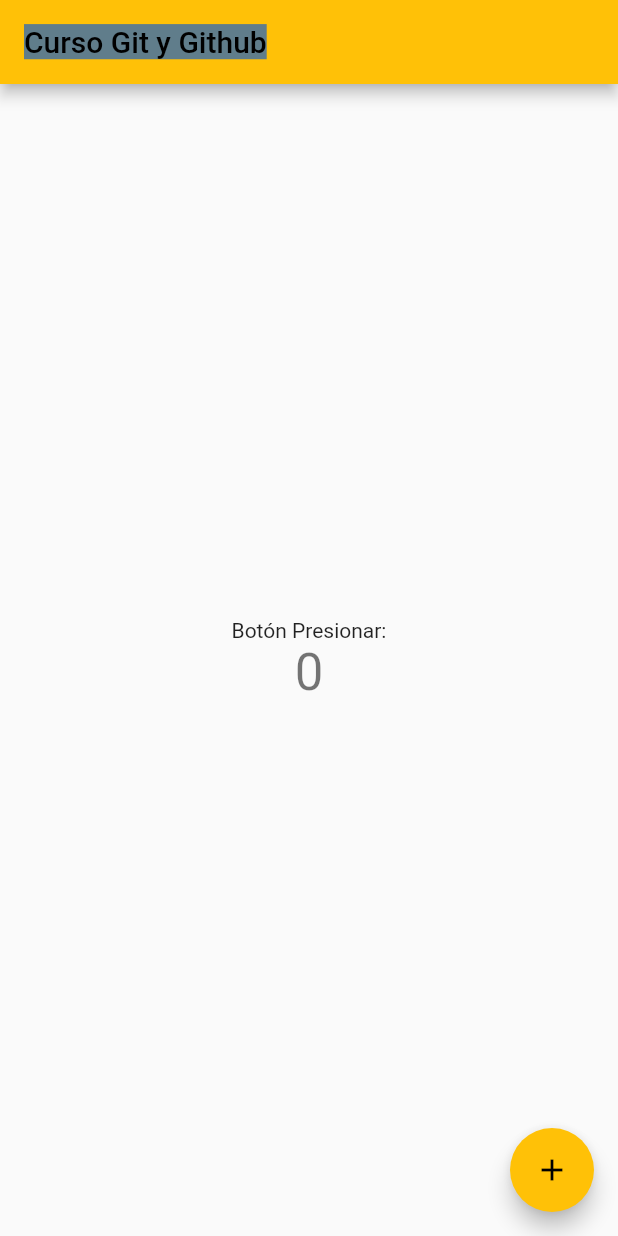
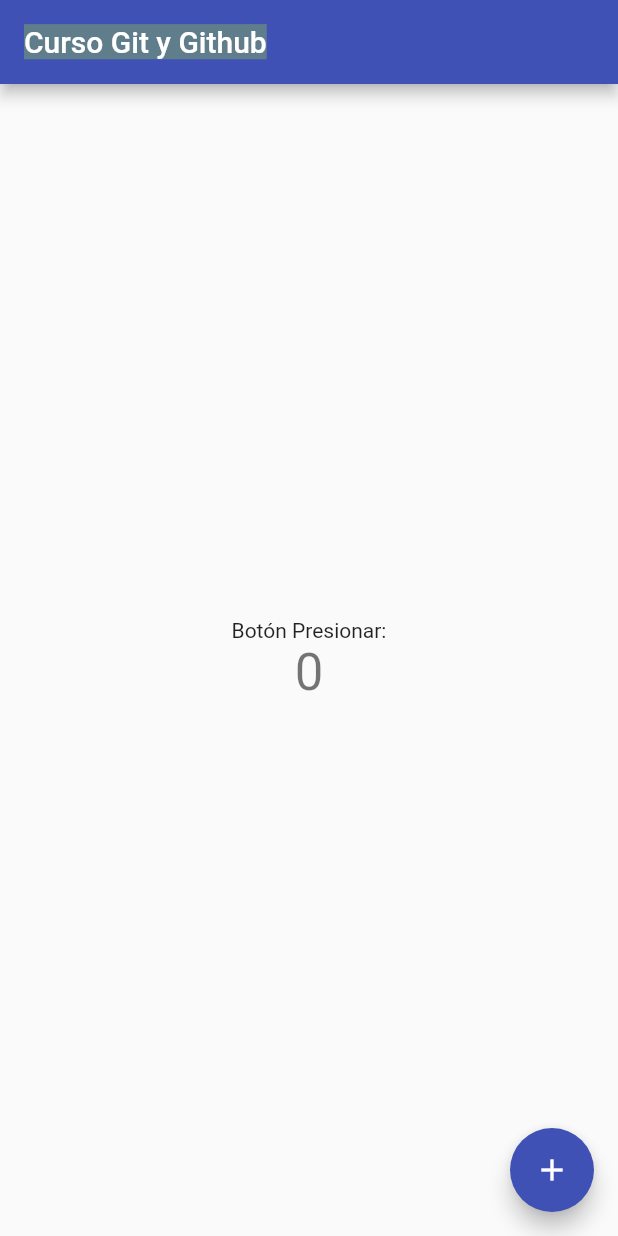
Before and after one commit to spainbarca/Git_GitHub, a Flutter app: the screen it shows after launch, on a phone screen of 412 x 824 dp. Run offline on Flutter 3.47's test engine with Material 2 defaults, Android fonts, the phone set to English and light mode, and no system bars.

Commit message:
Se cambio titulo y color de la App
Prueba de cambios en GitHub

```diff
--- a/lib/main.dart
+++ b/lib/main.dart
@@ -13,9 +13,9 @@
     return MaterialApp(
       debugShowCheckedModeBanner: false,
 
-      title: 'Curso Git y Github',
+      title: 'Curso Git, Github y GitLab',
       theme: ThemeData(
-        primarySwatch: Colors.amber,
+        primarySwatch: Colors.indigo,
       ),
       home: const MyHomePage(title: 'Curso Git y Github'),
     );
```
